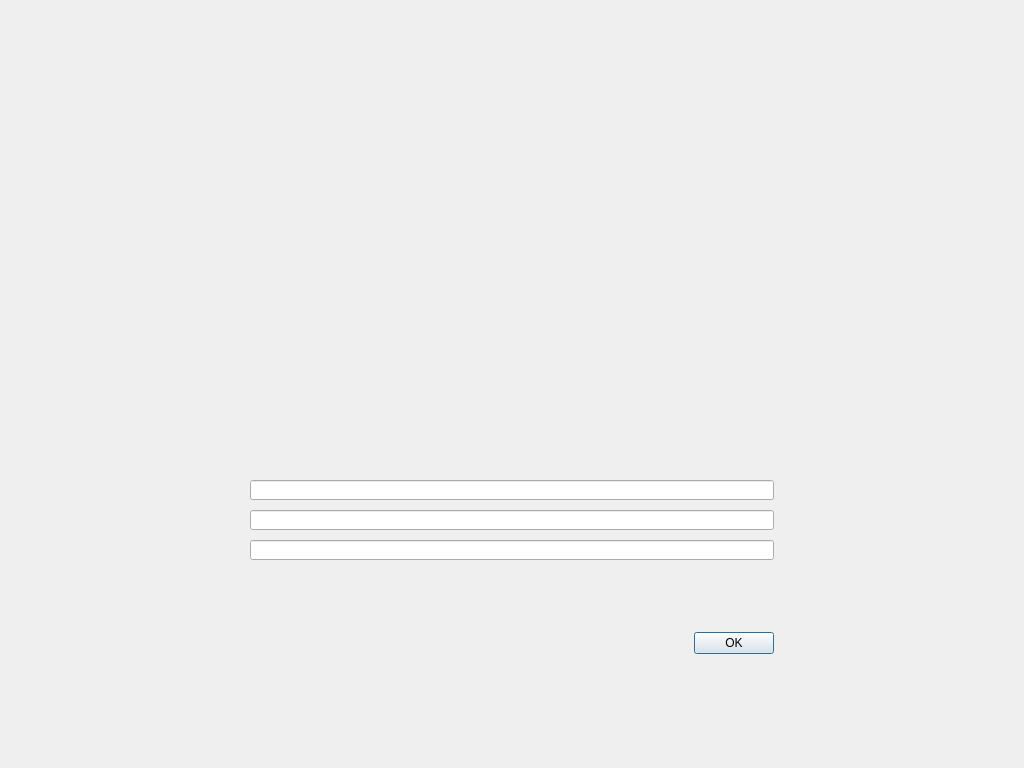
Old version of the form src/qt/forms/askpassphrasepage.ui in the repository onsightit/solarcoin.
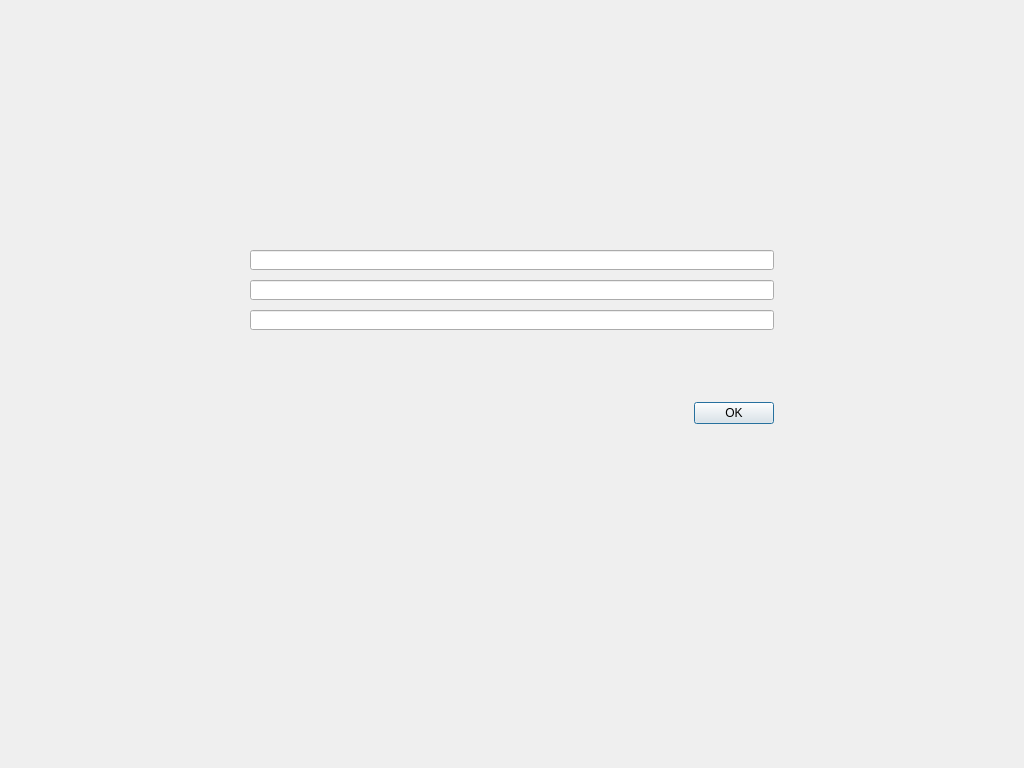
New version of the form.

What changed in the file:
```diff
--- a/src/qt/forms/askpassphrasepage.ui
+++ b/src/qt/forms/askpassphrasepage.ui
@@ -56,11 +56,14 @@
       <number>250</number>
      </property>
      <property name="topMargin">
-      <number>480</number>
+      <number>250</number>
      </property>
      <property name="rightMargin">
       <number>250</number>
      </property>
+     <property name="bottomMargin">
+      <number>250</number>
+     </property>
      <item row="1" column="1">
       <widget class="QLineEdit" name="passEdit1">
        <property name="minimumSize">
@@ -162,7 +165,7 @@
        <property name="sizeHint" stdset="0">
         <size>
          <width>20</width>
-         <height>150</height>
+         <height>100</height>
         </size>
        </property>
       </spacer>
```
